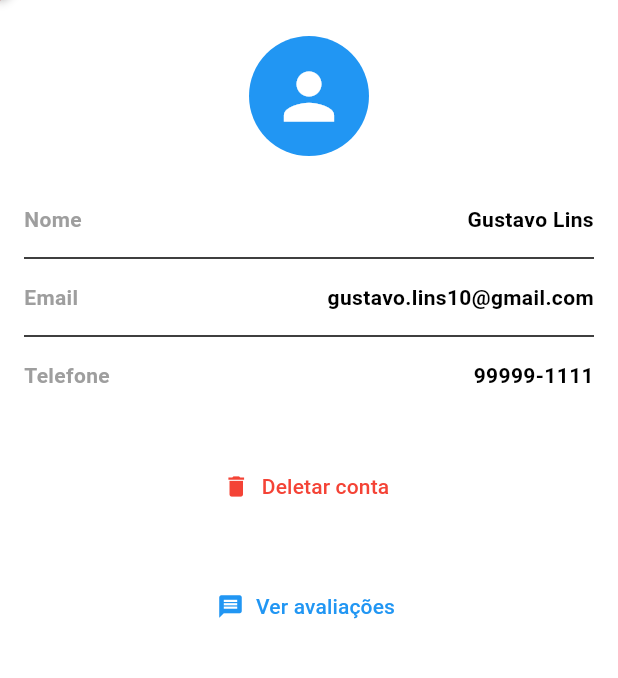
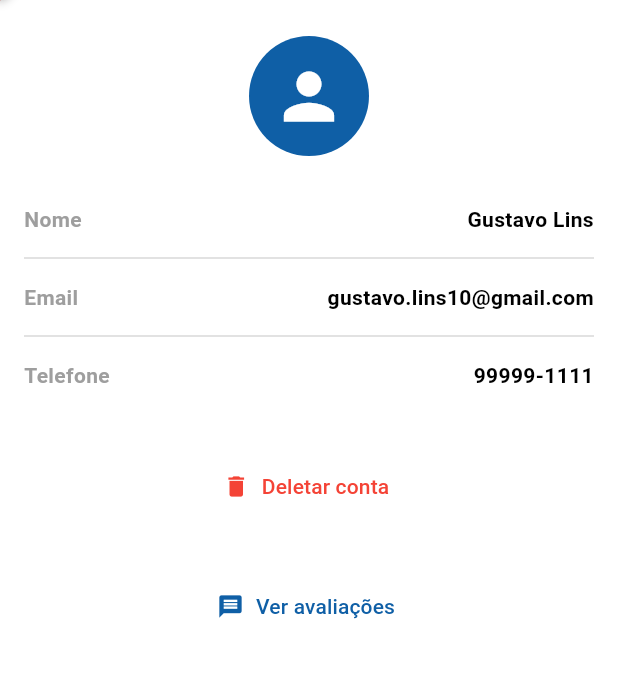
Before and after one commit to vcnovaes/trust-food, a Flutter app: the SellerProfileScreen screen opened directly with sample values from the repository, on a phone screen of 412 x 824 dp, the part 84-762 px from its top. Run offline on Flutter 3.47's test engine with Material 3 defaults, Android fonts, the phone set to English and light mode, and no system bars; our stand-ins replace device_preview, dio, firebase_core, flutter_bloc, flutter_map, flutter_secure_storage and 7 more; missing offline and left inert: convenience_types, mobile_scanner; accounts and stored records are empty.

Commit message:
add profile screen like  figma

```diff
--- a/lib/src/profile/presentation/seller_profile_screen.dart
+++ b/lib/src/profile/presentation/seller_profile_screen.dart
@@ -25,7 +25,7 @@ class SellerProfileScreen extends StatelessWidget {
         automaticallyImplyLeading: true,
         backgroundColor: Colors.white,
         leading: IconButton(
-          icon: Image.asset('assets/left_arrow.png', height: 45, width: 45),
+          icon: Image.asset('assets/left_arrow.png', height: 50, width: 45),
           onPressed: () {
             Navigator.pop(context);
           },
@@ -37,14 +37,14 @@ class SellerProfileScreen extends StatelessWidget {
           children: [
             const CircleAvatar(
               radius: 40,
-              backgroundColor: Colors.blue,
+              backgroundColor: Color(0xFF0F5FA6),
               child: Icon(Icons.person, size: 50, color: Colors.white),
             ),
             const SizedBox(height: 24),
             buildDetailRow('Nome', "${seller.firstName} ${seller.lastName}"),
-            const Divider(),
+            const Divider(color: Color(0xFFD9D9D9)),
             buildDetailRow('Email', seller.email),
-            const Divider(),
+            const Divider(color: Color(0xFFD9D9D9)),
             buildDetailRow('Telefone', seller.phone),
             const SizedBox(height: 32),
             TextButton.icon(
@@ -60,10 +60,10 @@ class SellerProfileScreen extends StatelessWidget {
               onPressed:
                   (() => {context.push(SellerReviewsScreen.route(seller.id))}),
 
-              icon: const Icon(Icons.message, color: Colors.blue),
+              icon: const Icon(Icons.message, color: Color(0xFF0F5FA6)),
               label: const Text(
                 'Ver avaliações',
-                style: TextStyle(color: Colors.blue),
+                style: TextStyle(color: Color(0xFF0F5FA6)),
               ),
             ),
           ],
```
Also changed, not shown: lib/src/home/presentation/seller_home.dart (+18 -8 lines), lib/src/profile/presentation/seller_review_screen.dart (+11 -2 lines).
